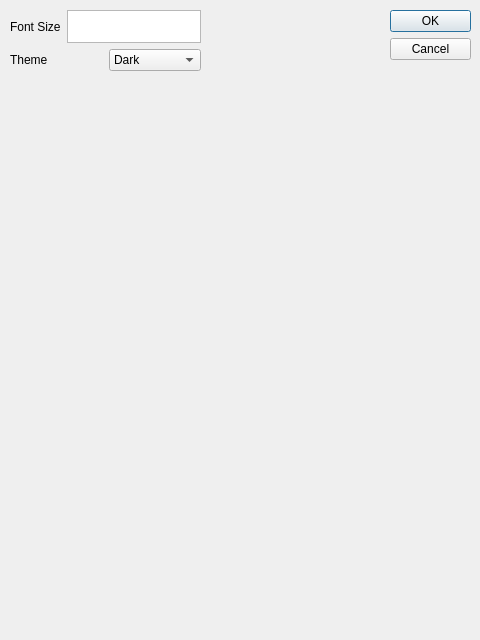
Qt form settings.ui (LeoAhlinder/Qt-CodeEditor) before a commit.
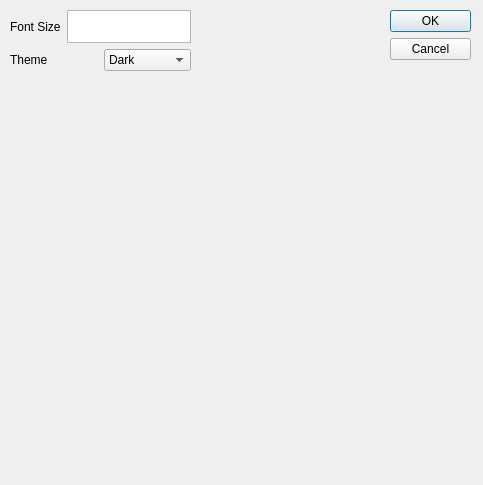
The same form after that commit.

Commit message: Change settings window size

Patch:
```diff
--- a/settings.ui
+++ b/settings.ui
@@ -6,8 +6,8 @@
    <rect>
     <x>0</x>
     <y>0</y>
-    <width>480</width>
-    <height>640</height>
+    <width>483</width>
+    <height>485</height>
    </rect>
   </property>
   <property name="windowTitle">
@@ -29,12 +29,12 @@
     <set>QDialogButtonBox::StandardButton::Cancel|QDialogButtonBox::StandardButton::Ok</set>
    </property>
   </widget>
-  <widget class="QWidget" name="">
+  <widget class="QWidget" name="layoutWidget">
    <property name="geometry">
     <rect>
      <x>10</x>
      <y>10</y>
-     <width>191</width>
+     <width>181</width>
      <height>61</height>
     </rect>
    </property>
```
The commit also changes 1 other file.
